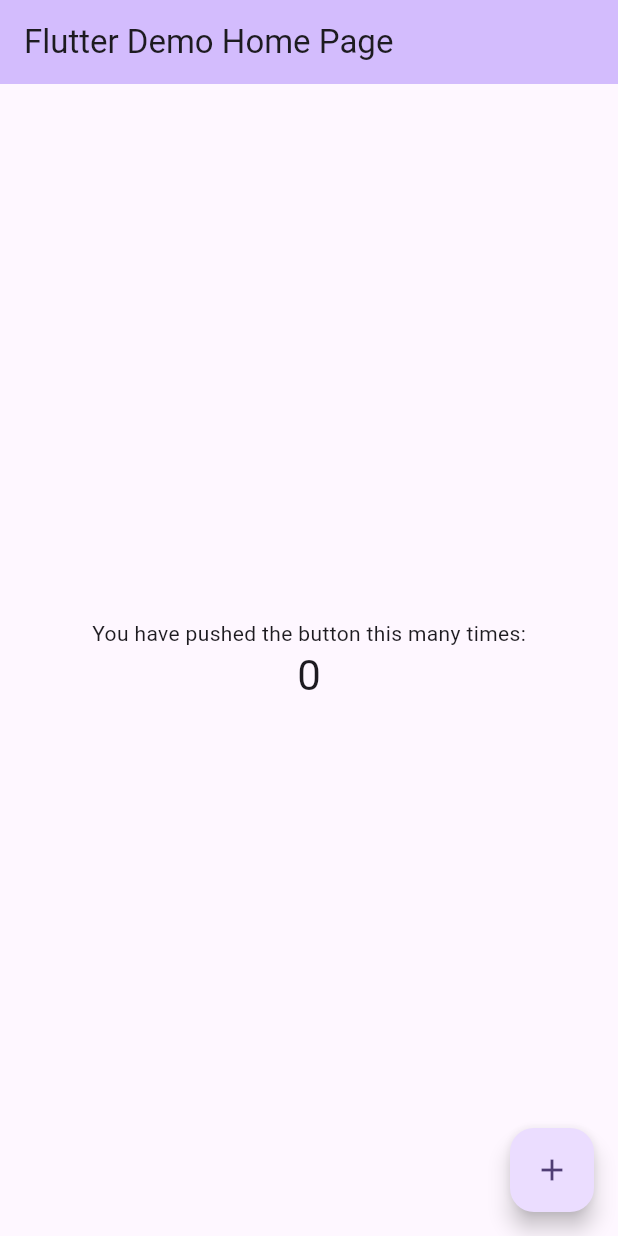
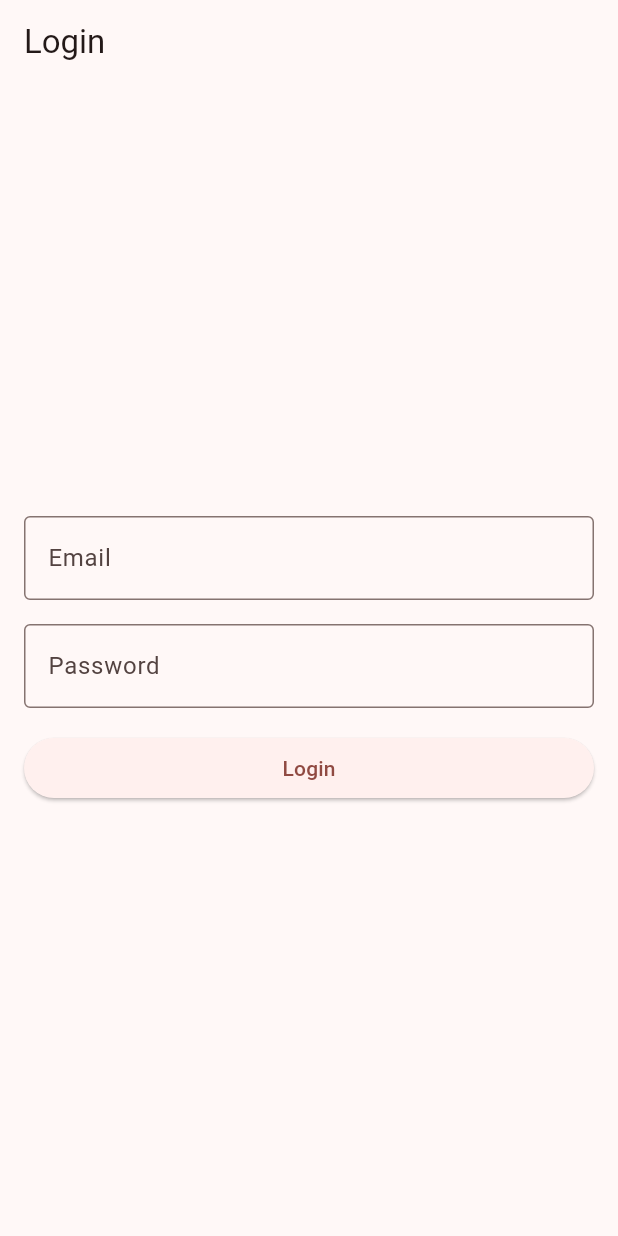
Before and after one commit to LookSkys/AppCert, a Flutter app: the screen it shows after launch, on a phone screen of 412 x 824 dp. Run offline on Flutter 3.47's test engine with Material 3 defaults, Android fonts, the light colour scheme and no system bars.

Commit message:
login pagina

```diff
--- a/certamen_apps/analysis_options.yaml
+++ b/certamen_apps/analysis_options.yaml
@@ -21,6 +21,7 @@ linter:
   # `// ignore_for_file: name_of_lint` syntax on the line or in the file
   # producing the lint.
   rules:
+    prefer_const_constructors
     # avoid_print: false  # Uncomment to disable the `avoid_print` rule
     # prefer_single_quotes: true  # Uncomment to enable the `prefer_single_quotes` rule
 
--- a/certamen_apps/lib/main.dart
+++ b/certamen_apps/lib/main.dart
@@ -1,3 +1,4 @@
+import 'package:certamen_apps/pages/login.dart';
 import 'package:flutter/material.dart';
 
 void main() {
@@ -28,10 +29,10 @@
         //
         // This works for code too, not just values: Most code changes can be
         // tested with just a hot reload.
-        colorScheme: ColorScheme.fromSeed(seedColor: Colors.deepPurple),
+        colorScheme: ColorScheme.fromSeed(seedColor: Colors.red),
         useMaterial3: true,
       ),
-      home: const MyHomePage(title: 'Flutter Demo Home Page'),
+      home: Login(),
     );
   }
 }
--- /dev/null
+++ b/certamen_apps/lib/pages/login.dart
@@ -0,0 +1,44 @@
+import 'package:flutter/material.dart';
+
+class Login extends StatelessWidget {
+  const Login({Key? key}) : super(key: key);
+
+  @override
+  Widget build(BuildContext context) {
+    return Scaffold(
+      appBar: AppBar(
+        title: Text('Login'),
+      ),
+      body: Padding(
+        padding: EdgeInsets.all(16.0),
+        child: Column(
+          mainAxisAlignment: MainAxisAlignment.center,
+          crossAxisAlignment: CrossAxisAlignment.stretch,
+          children: [
+            TextField(
+              decoration: InputDecoration(
+                labelText: 'Email',
+                border: OutlineInputBorder(),
+              ),
+            ),
+            SizedBox(height: 16.0),
+            TextField(
+              obscureText: true,
+              decoration: InputDecoration(
+                labelText: 'Password',
+                border: OutlineInputBorder(),
+              ),
+            ),
+            SizedBox(height: 16.0),
+            ElevatedButton(
+              onPressed: () {
+                // Aquí iría la lógica para iniciar sesión
+              },
+              child: Text('Login'),
+            ),
+          ],
+        ),
+      ),
+    );
+  }
+}
```
